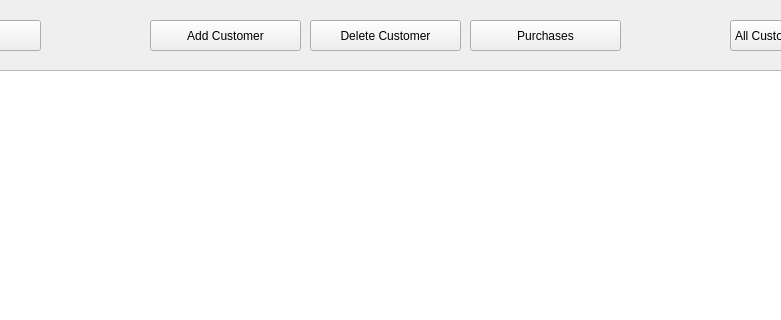
Above: src/adminwindow.ui from brianclinkenbeard/pamphlet before the change; both pictures show x 120 to 901 and y 0 to 320 of the 1024 by 650 pixel window. Below: the same form after it.
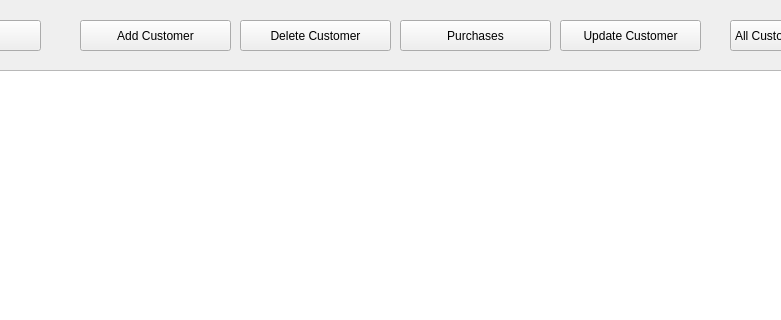
That is the form after the change.

```diff
--- a/src/adminwindow.ui
+++ b/src/adminwindow.ui
@@ -45,7 +45,7 @@
   <widget class="QPushButton" name="deleteButton">
    <property name="geometry">
     <rect>
-     <x>430</x>
+     <x>360</x>
      <y>20</y>
      <width>151</width>
      <height>31</height>
@@ -58,7 +58,7 @@
   <widget class="QPushButton" name="addButton">
    <property name="geometry">
     <rect>
-     <x>270</x>
+     <x>200</x>
      <y>20</y>
      <width>151</width>
      <height>31</height>
@@ -71,7 +71,7 @@
   <widget class="QPushButton" name="transactionsButton">
    <property name="geometry">
     <rect>
-     <x>590</x>
+     <x>520</x>
      <y>20</y>
      <width>151</width>
      <height>31</height>
@@ -101,6 +101,19 @@
     </property>
    </item>
   </widget>
+  <widget class="QPushButton" name="pushButton_updateCustomer">
+   <property name="geometry">
+    <rect>
+     <x>680</x>
+     <y>20</y>
+     <width>141</width>
+     <height>31</height>
+    </rect>
+   </property>
+   <property name="text">
+    <string>Update Customer</string>
+   </property>
+  </widget>
  </widget>
  <resources/>
  <connections/>
```
